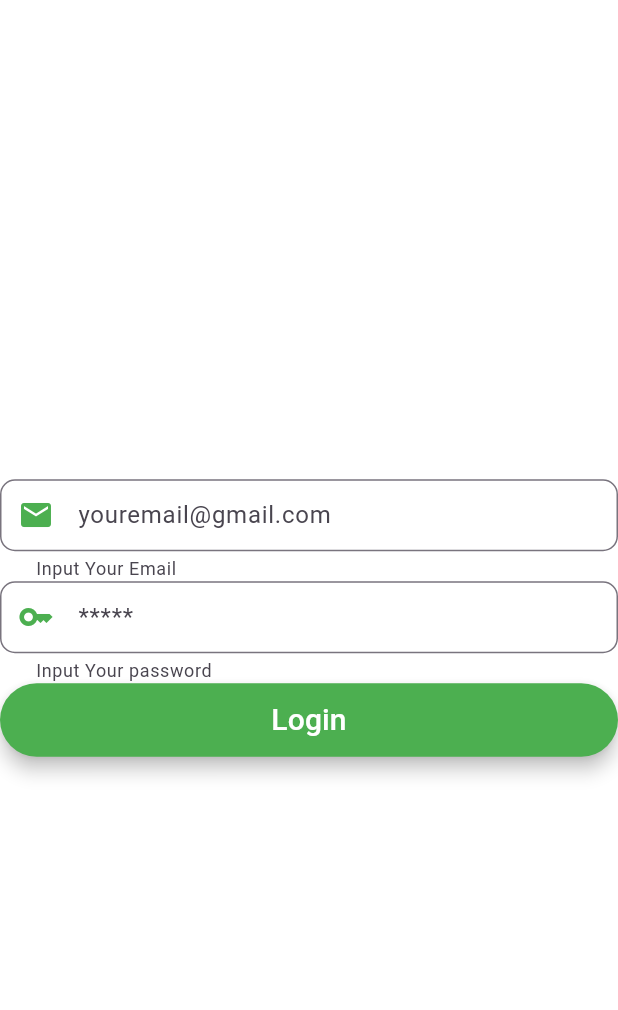
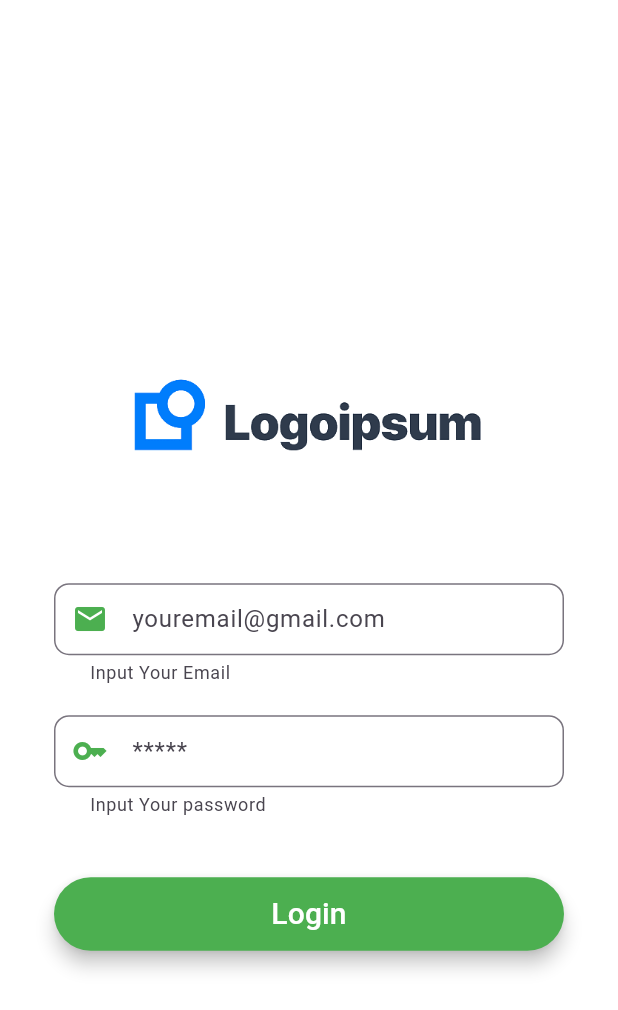
Before and after one commit to Fadhillatmojo/loginRegisFirebase, a Flutter app: the screen it shows after launch, on a phone screen of 412 x 824 dp. Shown: the top 1010 px of the screen. Run offline on Flutter 3.47's test engine with Material 3 defaults, Android fonts, the phone set to English and light mode, and no system bars.

Commit message:
fix: login page

```diff
--- a/lib/screens/login_screen.dart
+++ b/lib/screens/login_screen.dart
@@ -17,6 +17,9 @@ class _LoginScreenState extends State<LoginScreen> {
 
   @override
   Widget build(BuildContext context) {
+    // image logo
+    final logoImage = Image.asset('assets/logo.png');
+
     // email field
     final emailField = TextFormField(
       autofocus: false,
@@ -88,10 +91,27 @@ class _LoginScreenState extends State<LoginScreen> {
         child: SingleChildScrollView(
           child: Container(
             color: Colors.white,
-            child: Form(
-              key: _formKey,
-              child: Column(
-                children: <Widget>[emailField, passwordField, loginButton],
+            child: Padding(
+              padding: const EdgeInsets.all(36.0),
+              child: Form(
+                key: _formKey,
+                child: Column(
+                  children: <Widget>[
+                    logoImage,
+                    const SizedBox(
+                      height: 20,
+                    ),
+                    emailField,
+                    const SizedBox(
+                      height: 20,
+                    ),
+                    passwordField,
+                    const SizedBox(
+                      height: 40,
+                    ),
+                    loginButton
+                  ],
+                ),
               ),
             ),
           ),
```
Also changed, not shown: assets/logo.png (renamed from assets/pngwing.com.png).
